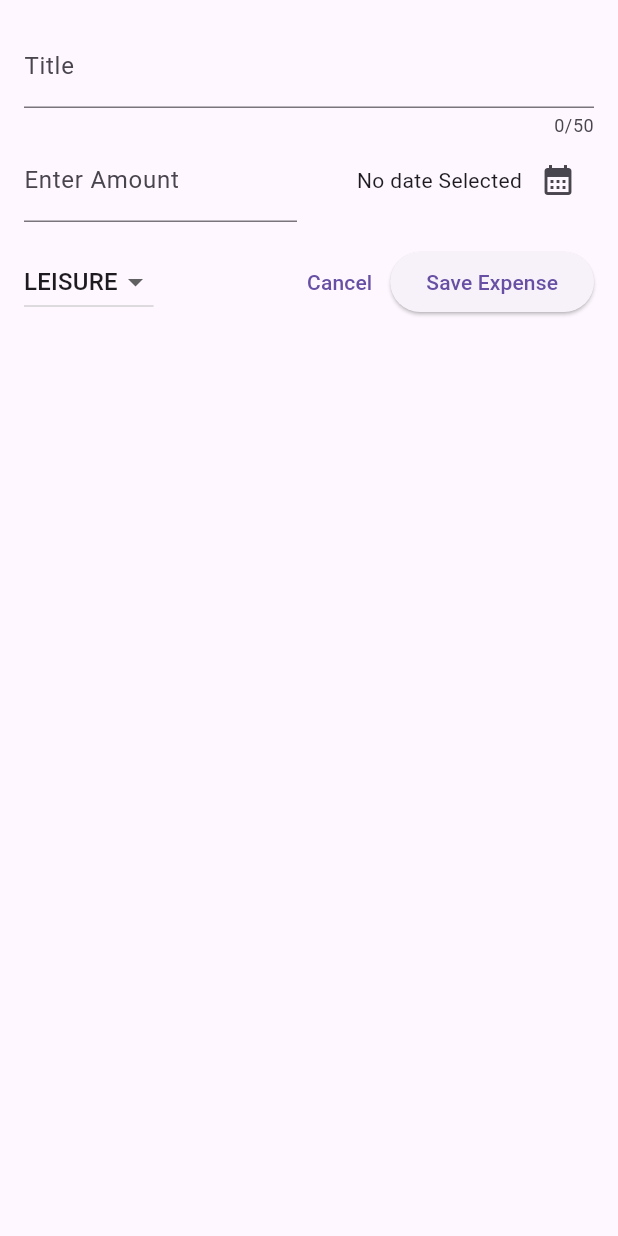
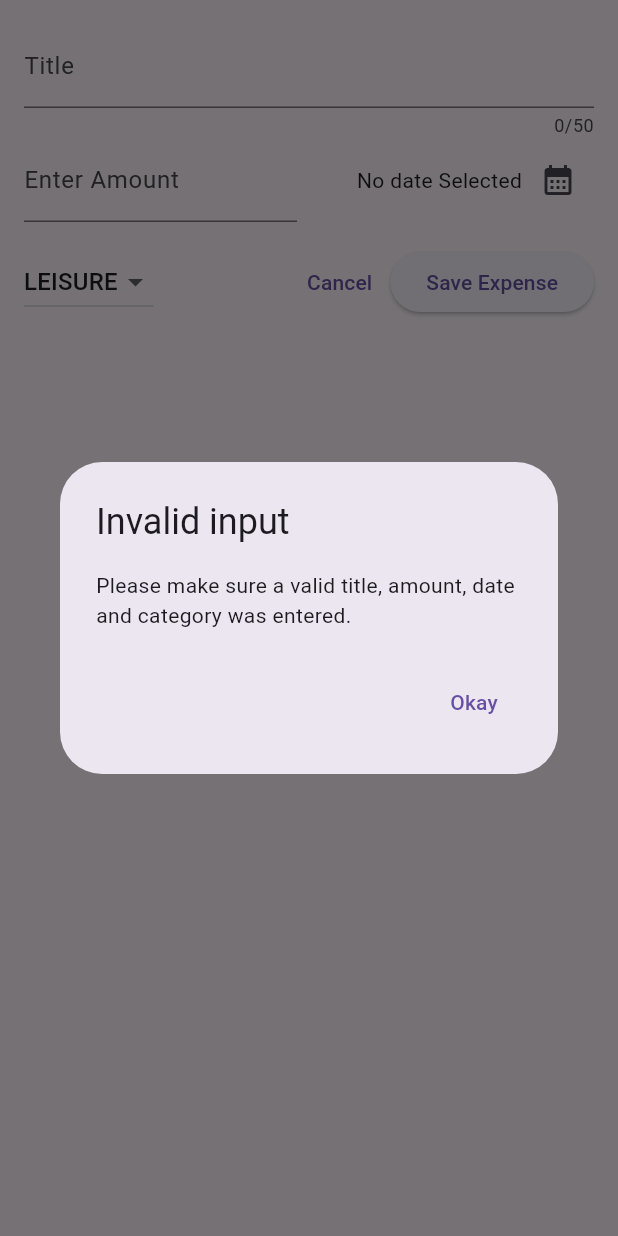
Before and after one commit to EphriamHab/expense_tracker_flutter, a Flutter app: the NewExpense widget shown alone on an empty page, opened directly, after a tap on "Save Expense", on a phone screen of 412 x 824 dp. Run offline on Flutter 3.47's test engine with Material 2 defaults, Android fonts, the phone set to English and light mode, and no system bars.

Commit message:
new expense modified

```diff
--- a/lib/widgets/new_expense.dart
+++ b/lib/widgets/new_expense.dart
@@ -28,6 +28,30 @@ class _NewExpenseState extends State<NewExpense> {
     setState(() {
       _selectedDate = pickedDate;
     });
+  }
+
+  void _submitExpenseData() {
+    final enteredAmount = double.tryParse(_amountController.text);
+    final amountIsInvalid = enteredAmount == null ||enteredAmount <= 0;
+    if (_titleController.text.trim().isEmpty ||
+        amountIsInvalid ||
+        _selectedDate == null) {
+      showDialog(
+          context: context,
+          builder: (ctx) => AlertDialog(
+                title: const Text("Invalid input"),
+                content: const Text(
+                    "Please make sure a valid title, amount, date and category was entered."),
+                actions: [
+                  TextButton(
+                      onPressed: () {
+                        Navigator.pop(ctx);
+                      },
+                      child: const Text("Okay")),
+                ],
+              ));
+      return;
+    }
   }
 
   @override
@@ -79,7 +103,9 @@ class _NewExpenseState extends State<NewExpense> {
             )
           ],
         ),
-        const SizedBox(height: 16,),
+        const SizedBox(
+          height: 16,
+        ),
         Row(
           children: [
             DropdownButton(
@@ -97,7 +123,7 @@ class _NewExpenseState extends State<NewExpense> {
                     _selectedCategory = value;
                   });
                 }),
-                const Spacer(),
+            const Spacer(),
             TextButton(
               onPressed: () {
                 Navigator.pop(context);
@@ -105,10 +131,7 @@ class _NewExpenseState extends State<NewExpense> {
               child: const Text("Cancel"),
             ),
             ElevatedButton(
-              onPressed: () {
-                print(_titleController.text);
-                print(_amountController.text);
-              },
+              onPressed: _submitExpenseData,
               child: const Text("Save Expense"),
             ),
           ],
```
